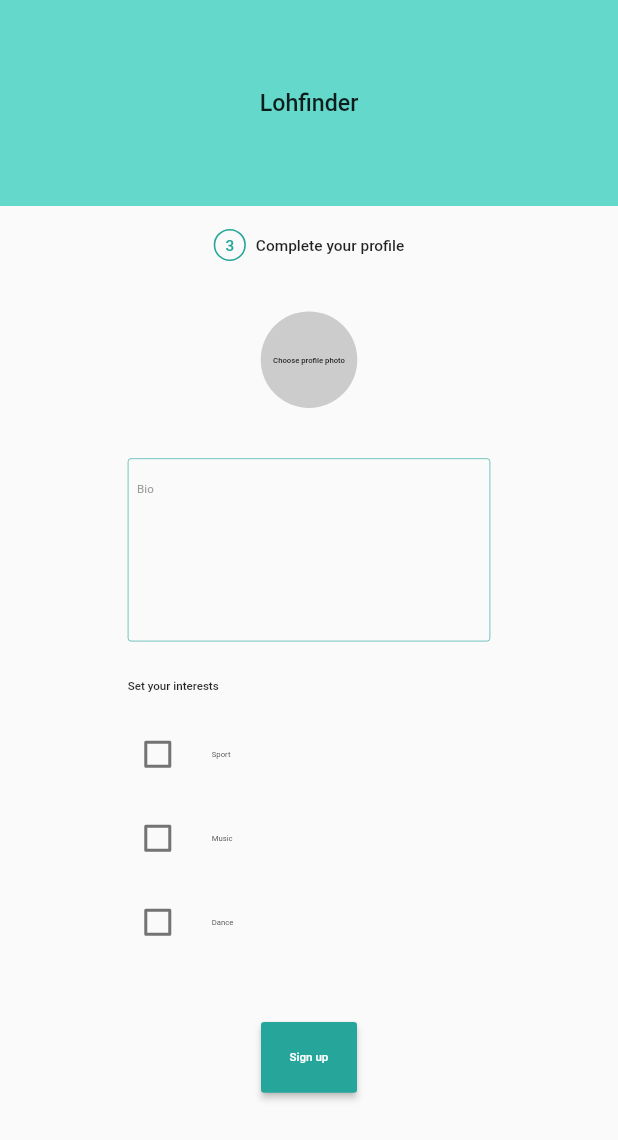
After one commit to Lohyna-international/lohfinder-frontend, a Flutter app: the SignUpStepThreeScreen screen opened by its route, on a phone screen of 412 x 824 dp. The commit adds this screen. Shown: the top 1140 px of the screen. Run offline on Flutter 3.47's test engine with Material 2 defaults, Android fonts, the phone set to English and light mode, and no system bars; our stand-ins replace equatable, flutter_bloc, flutter_screenutil.

Commit message:
[LFND-59] implements sign up step 3 screen UI and basic logic

```diff
--- /dev/null
+++ b/lib/data/api/categories/categories_service.dart
@@ -0,0 +1,5 @@
+import 'package:lohfinder_frontend/data/models/category.dart';
+
+abstract class CategoriesService {
+  Future<List<Category>> allCategories();
+}
--- /dev/null
+++ b/lib/data/api/categories/mock_categories_service.dart
@@ -0,0 +1,12 @@
+import 'package:lohfinder_frontend/data/models/category.dart';
+
+import 'categories_service.dart';
+
+class MockCategoriesService implements CategoriesService {
+  @override
+  Future<List<Category>> allCategories() => Future.value([
+        const Category(id: '0', title: 'Sport'),
+        const Category(id: '1', title: 'Music'),
+        const Category(id: '2', title: 'Dance'),
+      ]);
+}
--- /dev/null
+++ b/lib/data/models/category.dart
@@ -0,0 +1,11 @@
+import 'package:equatable/equatable.dart';
+
+class Category extends Equatable {
+  final String id;
+  final String title;
+
+  const Category({required this.id, required this.title});
+
+  @override
+  List<Object?> get props => [id, title];
+}
--- /dev/null
+++ b/lib/domain/blocs/sign_up/sign_up_step_three_bloc/bloc.dart
@@ -0,0 +1,3 @@
+export 'sign_up_step_three_bloc.dart';
+export 'sign_up_step_three_event.dart';
+export 'sign_up_step_three_state.dart';
--- /dev/null
+++ b/lib/domain/blocs/sign_up/sign_up_step_three_bloc/sign_up_step_three_bloc.dart
@@ -0,0 +1,58 @@
+import 'dart:async';
+
+import 'package:flutter_bloc/flutter_bloc.dart';
+import 'package:lohfinder_frontend/data/models/category.dart';
+import 'package:lohfinder_frontend/domain/repositories/categories_repository.dart';
+
+import 'sign_up_step_three_event.dart';
+import 'sign_up_step_three_state.dart';
+
+class SignUpStepThreeBloc
+    extends Bloc<SignUpStepThreeEvent, SignUpStepThreeState> {
+  final CategoriesRepository _categoriesRepository;
+
+  SignUpStepThreeBloc(this._categoriesRepository)
+      : super(SignUpStepThreeInitial()) {
+    on<LoadSignUpStepThree>(_onLoadSignUpStepThree);
+    on<CheckCategory>(_onCheckCategory);
+  }
+
+  FutureOr<void> _onLoadSignUpStepThree(
+    LoadSignUpStepThree event,
+    Emitter<SignUpStepThreeState> emit,
+  ) async {
+    final List<Category> categories =
+        await _categoriesRepository.allCategories();
+    return emit(
+      SignUpStepThreeLoaded(
+        allCategories: categories,
+        selectedCategories: const [],
+      ),
+    );
+  }
+
+  FutureOr<void> _onCheckCategory(
+    CheckCategory event,
+    Emitter<SignUpStepThreeState> emit,
+  ) {
+    final currentState = state;
+    if (currentState is SignUpStepThreeLoaded) {
+      final List<Category> selectedCategories =
+          List<Category>.from(currentState.selectedCategories);
+      if (selectedCategories.contains(event.category)) {
+        selectedCategories.remove(event.category);
+      } else {
+        selectedCategories.add(event.category);
+      }
+      emit(currentState.copyWith(selectedCategories: selectedCategories));
+    }
+  }
+
+  bool isCategorySelected(Category category) {
+    final currentState = state;
+    if (currentState is SignUpStepThreeLoaded) {
+      return currentState.selectedCategories.contains(category);
+    }
+    return false;
+  }
+}
--- /dev/null
+++ b/lib/domain/blocs/sign_up/sign_up_step_three_bloc/sign_up_step_three_event.dart
@@ -0,0 +1,20 @@
+import 'package:equatable/equatable.dart';
+import 'package:lohfinder_frontend/data/models/category.dart';
+
+abstract class SignUpStepThreeEvent extends Equatable {
+  const SignUpStepThreeEvent();
+
+  @override
+  List<Object?> get props => [];
+}
+
+class LoadSignUpStepThree extends SignUpStepThreeEvent {}
+
+class CheckCategory extends SignUpStepThreeEvent {
+  final Category category;
+
+  const CheckCategory(this.category);
+
+  @override
+  List<Object?> get props => [category];
+}
--- /dev/null
+++ b/lib/domain/blocs/sign_up/sign_up_step_three_bloc/sign_up_step_three_state.dart
@@ -0,0 +1,32 @@
+import 'package:equatable/equatable.dart';
+import 'package:lohfinder_frontend/data/models/category.dart';
+
+abstract class SignUpStepThreeState extends Equatable {
+  const SignUpStepThreeState();
+
+  @override
+  List<Object?> get props => [];
+}
+
+class SignUpStepThreeInitial extends SignUpStepThreeState {}
+
+class SignUpStepThreeLoaded extends SignUpStepThreeState {
+  final List<Category> allCategories;
+  final List<Category> selectedCategories;
+
+  const SignUpStepThreeLoaded({
+    required this.allCategories,
+    required this.selectedCategories,
+  });
+
+  SignUpStepThreeLoaded copyWith({
+    List<Category>? selectedCategories,
+  }) =>
+      SignUpStepThreeLoaded(
+        allCategories: allCategories,
+        selectedCategories: selectedCategories ?? this.selectedCategories,
+      );
+
+  @override
+  List<Object?> get props => [allCategories, selectedCategories];
+}
--- /dev/null
+++ b/lib/domain/repositories/categories_repository.dart
@@ -0,0 +1,10 @@
+import 'package:lohfinder_frontend/data/api/categories/categories_service.dart';
+import 'package:lohfinder_frontend/data/models/category.dart';
+
+class CategoriesRepository {
+  final CategoriesService _service;
+
+  CategoriesRepository(this._service);
+
+  Future<List<Category>> allCategories() => _service.allCategories();
+}
--- a/lib/presentation/app.dart
+++ b/lib/presentation/app.dart
@@ -1,5 +1,9 @@
 import 'package:flutter/material.dart';
+import 'package:flutter_bloc/flutter_bloc.dart';
 import 'package:flutter_screenutil/flutter_screenutil.dart';
+import 'package:lohfinder_frontend/data/api/categories/mock_categories_service.dart';
+import 'package:lohfinder_frontend/domain/blocs/sign_up/sign_up_step_three_bloc/bloc.dart';
+import 'package:lohfinder_frontend/domain/repositories/categories_repository.dart';
 
 import 'routes/route_generator.dart';
 import 'screens/welcome/welcome_screen.dart';
@@ -9,7 +13,11 @@ class App extends StatelessWidget {
   const App({Key? key}) : super(key: key);
 
   @override
-  Widget build(BuildContext context) => ScreenUtilInit(
+  Widget build(BuildContext context) => MultiRepositoryProvider(
+        providers: _repositoryProviders(),
+        child: MultiBlocProvider(
+          providers: _blocProviders(),
+          child: ScreenUtilInit(
             designSize: DesignConfig.size,
             builder: () => const MaterialApp(
               title: 'Lohfinder',
@@ -17,5 +25,21 @@ class App extends StatelessWidget {
               onGenerateRoute: RouteGenerator.generateRoute,
               debugShowCheckedModeBanner: false,
             ),
+          ),
+        ),
       );
+
+  _repositoryProviders() => [
+        RepositoryProvider<CategoriesRepository>(
+          create: (_) => CategoriesRepository(MockCategoriesService()),
+        ),
+      ];
+
+  _blocProviders() => [
+        BlocProvider<SignUpStepThreeBloc>(
+          create: (context) => SignUpStepThreeBloc(
+            RepositoryProvider.of<CategoriesRepository>(context),
+          )..add(LoadSignUpStepThree()),
+        ),
+      ];
 }
--- a/lib/presentation/routes/route_generator.dart
+++ b/lib/presentation/routes/route_generator.dart
@@ -1,7 +1,8 @@
 import 'package:flutter/material.dart';
 import 'package:lohfinder_frontend/presentation/screens/home/home_screen.dart';
-import 'package:lohfinder_frontend/presentation/screens/sign_up/sign_up_step_one.dart';
-import 'package:lohfinder_frontend/presentation/screens/sign_up/sign_up_step_two.dart';
+import 'package:lohfinder_frontend/presentation/screens/sign_up/sign_up_step_one_screen.dart';
+import 'package:lohfinder_frontend/presentation/screens/sign_up/sign_up_step_three_screen.dart';
+import 'package:lohfinder_frontend/presentation/screens/sign_up/sign_up_step_two_screen.dart';
 import 'package:lohfinder_frontend/presentation/screens/welcome/welcome_screen.dart';
 
 import 'error_route.dart';
@@ -11,10 +12,12 @@ class RouteGenerator {
     switch (settings.name) {
       case HomeScreen.route:
         return MaterialPageRoute(builder: (_) => const HomeScreen());
-      case SignUpStepOne.route:
-        return MaterialPageRoute(builder: (_) => const SignUpStepOne());
-      case SignUpStepTwo.route:
-        return MaterialPageRoute(builder: (_) => const SignUpStepTwo());
+      case SignUpStepOneScreen.route:
+        return MaterialPageRoute(builder: (_) => const SignUpStepOneScreen());
+      case SignUpStepTwoScreen.route:
+        return MaterialPageRoute(builder: (_) => const SignUpStepTwoScreen());
+      case SignUpStepThreeScreen.route:
+        return MaterialPageRoute(builder: (_) => const SignUpStepThreeScreen());
       case WelcomeScreen.route:
         return MaterialPageRoute(builder: (_) => const WelcomeScreen());
       default:
--- a/lib/presentation/screens/sign_up/sign_up_step_one.dart
+++ b/lib/presentation/screens/sign_up/sign_up_step_one_screen.dart
@@ -1,15 +1,15 @@
 import 'package:flutter/material.dart';
 import 'package:flutter_screenutil/flutter_screenutil.dart';
-import 'package:lohfinder_frontend/presentation/screens/sign_up/sign_up_step_two.dart';
+import 'package:lohfinder_frontend/presentation/screens/sign_up/sign_up_step_two_screen.dart';
 import 'package:lohfinder_frontend/presentation/widgets/lf_button.dart';
 import 'package:lohfinder_frontend/presentation/widgets/lf_header.dart';
 
 import 'local_widgets/sign_up_step_title.dart';
 
-class SignUpStepOne extends StatelessWidget {
+class SignUpStepOneScreen extends StatelessWidget {
   static const String route = '/sign_up_step_one';
 
-  const SignUpStepOne({Key? key}) : super(key: key);
+  const SignUpStepOneScreen({Key? key}) : super(key: key);
 
   @override
   Widget build(BuildContext context) => Scaffold(
@@ -36,6 +36,6 @@ class SignUpStepOne extends StatelessWidget {
       );
 
   void _onVolunteerPressed(BuildContext context) {
-    Navigator.pushNamed(context, SignUpStepTwo.route);
+    Navigator.pushNamed(context, SignUpStepTwoScreen.route);
   }
 }
--- /dev/null
+++ b/lib/presentation/screens/sign_up/sign_up_step_three_screen.dart
@@ -0,0 +1,118 @@
+import 'package:flutter/material.dart';
+import 'package:flutter_bloc/flutter_bloc.dart';
+import 'package:flutter_screenutil/flutter_screenutil.dart';
+import 'package:lohfinder_frontend/data/models/category.dart';
+import 'package:lohfinder_frontend/domain/blocs/sign_up/sign_up_step_three_bloc/bloc.dart';
+import 'package:lohfinder_frontend/presentation/styles/lf_colors.dart';
+import 'package:lohfinder_frontend/presentation/widgets/lf_button.dart';
+import 'package:lohfinder_frontend/presentation/widgets/lf_checkbox_tile.dart';
+import 'package:lohfinder_frontend/presentation/widgets/lf_header.dart';
+import 'package:lohfinder_frontend/presentation/widgets/lf_text_field.dart';
+
+import 'local_widgets/sign_up_step_title.dart';
+
+class SignUpStepThreeScreen extends StatefulWidget {
+  static const String route = '/sign_up_step_three';
+
+  const SignUpStepThreeScreen({Key? key}) : super(key: key);
+
+  @override
+  _SignUpStepThreeScreenState createState() => _SignUpStepThreeScreenState();
+}
+
+class _SignUpStepThreeScreenState extends State<SignUpStepThreeScreen> {
+  final TextEditingController _bioController = TextEditingController();
+
+  @override
+  Widget build(BuildContext context) =>
+      BlocBuilder<SignUpStepThreeBloc, SignUpStepThreeState>(
+        builder: (context, state) {
+          if (state is SignUpStepThreeLoaded) {
+            return buildUI(categories: state.allCategories);
+          }
+          return Container();
+        },
+      );
+
+  Widget buildUI({required List<Category> categories}) => Scaffold(
+        body: SingleChildScrollView(
+          child: Column(
+            children: [
+              const LFHeader(),
+              SizedBox(height: 20.h),
+              const SignUpStepTitle(
+                stepNumber: 3,
+                titleText: 'Complete your profile',
+              ),
+              SizedBox(height: 44.h),
+              _avatar(),
+              SizedBox(height: 44.h),
+              _bio(),
+              SizedBox(height: 33.h),
+              _interests(categories: categories),
+              SizedBox(height: 50.h),
+              _signUpButton(),
+              SizedBox(height: 50.h),
+            ],
+          ),
+        ),
+      );
+
+  Widget _avatar() => CircleAvatar(
+        radius: 150.r,
+        backgroundColor: LFColors.secondaryDark,
+        child: Text(
+          'Choose profile photo',
+          style: TextStyle(
+            color: LFColors.textPrimary,
+            fontSize: 24.sp,
+            fontWeight: FontWeight.w500,
+          ),
+        ),
+      );
+
+  Widget _bio() => Padding(
+        padding: EdgeInsets.symmetric(horizontal: 397.w),
+        child: LFTextField(
+          controller: _bioController,
+          onChanged: (_) {},
+          hintText: 'Bio',
+          linesCount: 10,
+        ),
+      );
+
+  Widget _interests({required List<Category> categories}) => Padding(
+        padding: EdgeInsets.symmetric(horizontal: 397.w),
+        child: Column(
+          mainAxisSize: MainAxisSize.min,
+          children: <Widget>[
+            _setYourInterests(),
+            SizedBox(height: 17.h),
+            ..._interestsList(categories: categories),
+          ],
+        ),
+      );
+
+  Widget _setYourInterests() => Align(
+        alignment: Alignment.centerLeft,
+        child: Text(
+          'Set your interests',
+          style: TextStyle(fontSize: 36.sp, fontWeight: FontWeight.w500),
+        ),
+      );
+
+  List<Widget> _interestsList({required List<Category> categories}) =>
+      categories.map((cat) => _categoryTile(cat)).toList();
+
+  Widget _categoryTile(Category category) => LFCheckboxTile(
+        value: BlocProvider.of<SignUpStepThreeBloc>(context)
+            .isCategorySelected(category),
+        onChanged: (_) {
+          BlocProvider.of<SignUpStepThreeBloc>(context)
+              .add(CheckCategory(category));
+        },
+        title: category.title,
+      );
+
+  Widget _signUpButton() => LFButton(onPressed: () {}, text: 'Sign up');
+}
--- a/lib/presentation/screens/sign_up/sign_up_step_two.dart
+++ b/lib/presentation/screens/sign_up/sign_up_step_two_screen.dart
@@ -1,21 +1,22 @@
 import 'package:flutter/material.dart';
 import 'package:flutter_screenutil/flutter_screenutil.dart';
+import 'package:lohfinder_frontend/presentation/screens/sign_up/sign_up_step_three_screen.dart';
 import 'package:lohfinder_frontend/presentation/widgets/lf_button.dart';
 import 'package:lohfinder_frontend/presentation/widgets/lf_header.dart';
 import 'package:lohfinder_frontend/presentation/widgets/lf_text_field.dart';
 
 import 'local_widgets/sign_up_step_title.dart';
 
-class SignUpStepTwo extends StatefulWidget {
+class SignUpStepTwoScreen extends StatefulWidget {
   static const String route = '/sign_up_step_two';
 
-  const SignUpStepTwo({Key? key}) : super(key: key);
+  const SignUpStepTwoScreen({Key? key}) : super(key: key);
 
   @override
-  _SignUpStepTwoState createState() => _SignUpStepTwoState();
+  _SignUpStepTwoScreenState createState() => _SignUpStepTwoScreenState();
 }
 
-class _SignUpStepTwoState extends State<SignUpStepTwo> {
+class _SignUpStepTwoScreenState extends State<SignUpStepTwoScreen> {
   final TextEditingController _emailController = TextEditingController();
   final TextEditingController _passwordController = TextEditingController();
   final TextEditingController _phoneController = TextEditingController();
@@ -90,7 +91,11 @@ class _SignUpStepTwoState extends State<SignUpStepTwo> {
       );
 
   Widget _nextButton() => LFButton(
-        onPressed: () {},
+        onPressed: _goNext,
         text: 'Next',
       );
+
+  void _goNext() {
+    Navigator.pushNamed(context, SignUpStepThreeScreen.route);
+  }
 }
--- a/lib/presentation/screens/welcome/welcome_screen.dart
+++ b/lib/presentation/screens/welcome/welcome_screen.dart
@@ -1,6 +1,6 @@
 import 'package:flutter/material.dart';
 import 'package:flutter_screenutil/flutter_screenutil.dart';
-import 'package:lohfinder_frontend/presentation/screens/sign_up/sign_up_step_one.dart';
+import 'package:lohfinder_frontend/presentation/screens/sign_up/sign_up_step_one_screen.dart';
 import 'package:lohfinder_frontend/presentation/styles/lf_colors.dart';
 
 class WelcomeScreen extends StatelessWidget {
@@ -83,7 +83,7 @@ class WelcomeScreen extends StatelessWidget {
       );
 
   void _onSignUpTap(BuildContext context) {
-    Navigator.pushNamed(context, SignUpStepOne.route);
+    Navigator.pushNamed(context, SignUpStepOneScreen.route);
   }
 
   void _onSignInTap() {}
--- /dev/null
+++ b/lib/presentation/widgets/lf_checkbox_tile.dart
@@ -0,0 +1,27 @@
+import 'package:flutter/material.dart';
+import 'package:flutter_screenutil/flutter_screenutil.dart';
+import 'package:lohfinder_frontend/presentation/styles/lf_colors.dart';
+
+class LFCheckboxTile extends StatelessWidget {
+  final bool value;
+  final void Function(bool?) onChanged;
+  final String title;
+
+  const LFCheckboxTile({
+    Key? key,
+    required this.value,
+    required this.onChanged,
+    required this.title,
+  }) : super(key: key);
+
+  @override
+  Widget build(BuildContext context) => CheckboxListTile(
+        value: value,
+        onChanged: onChanged,
+        title: Text(title, style: TextStyle(fontSize: 24.sp)),
+        contentPadding: EdgeInsets.zero,
+        controlAffinity: ListTileControlAffinity.leading,
+        checkColor: LFColors.secondary,
+        activeColor: LFColors.primary,
+      );
+}
--- a/lib/presentation/widgets/lf_text_field.dart
+++ b/lib/presentation/widgets/lf_text_field.dart
@@ -7,6 +7,7 @@ class LFTextField extends StatelessWidget {
   final ValueChanged<String> onChanged;
   final String hintText;
   final bool obscureText;
+  final int linesCount;
 
   const LFTextField({
     Key? key,
@@ -14,6 +15,7 @@ class LFTextField extends StatelessWidget {
     required this.onChanged,
     required this.hintText,
     this.obscureText = false,
+    this.linesCount = 1,
   }) : super(key: key);
 
   @override
@@ -24,6 +26,8 @@ class LFTextField extends StatelessWidget {
         style: _style(),
         decoration: _decoration(),
         cursorColor: LFColors.primary,
+        minLines: linesCount,
+        maxLines: linesCount,
       );
 
   TextStyle _style() => TextStyle(fontSize: 36.sp);
--- a/pubspec.yaml
+++ b/pubspec.yaml
@@ -15,7 +15,7 @@ dependencies:
   cupertino_icons: ^1.0.4
   dio: ^4.0.3
   equatable: ^2.0.3
-  flutter_bloc: ^7.3.3
+  flutter_bloc: ^8.0.0
   flutter_screenutil: ^5.0.0+2
 
 dev_dependencies:
```
Lines whose indentation alone changed are shown as unchanged.
